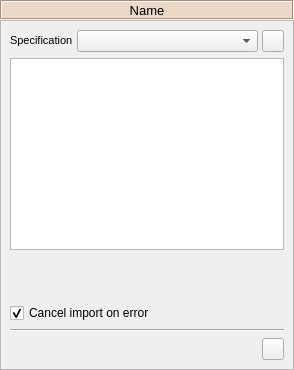
Qt form spine_items/importer/ui/importer_properties.ui (spine-tools/spine-items) before a commit.
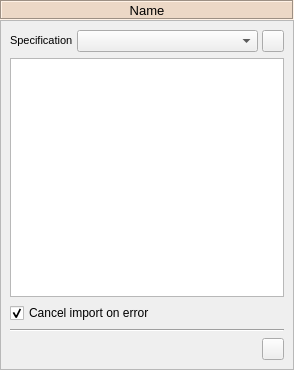
The same form after that commit. Icons and pictures are not drawn.

```diff
--- a/spine_items/importer/ui/importer_properties.ui
+++ b/spine_items/importer/ui/importer_properties.ui
@@ -203,19 +203,6 @@
          </property>
         </widget>
        </item>
-       <item>
-        <spacer name="verticalSpacer">
-         <property name="orientation">
-          <enum>Qt::Vertical</enum>
-         </property>
-         <property name="sizeHint" stdset="0">
-          <size>
-           <width>20</width>
-           <height>40</height>
-          </size>
-         </property>
-        </spacer>
-       </item>
        <item>
         <widget class="QCheckBox" name="cancel_on_error_checkBox">
          <property name="toolTip">
```
